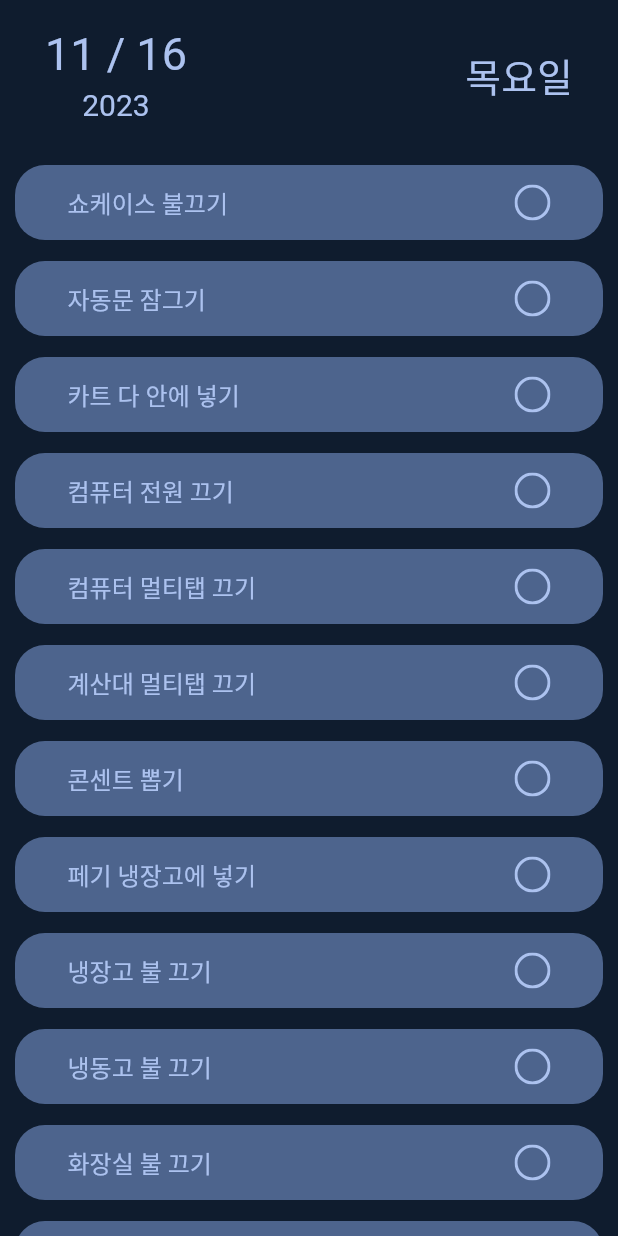
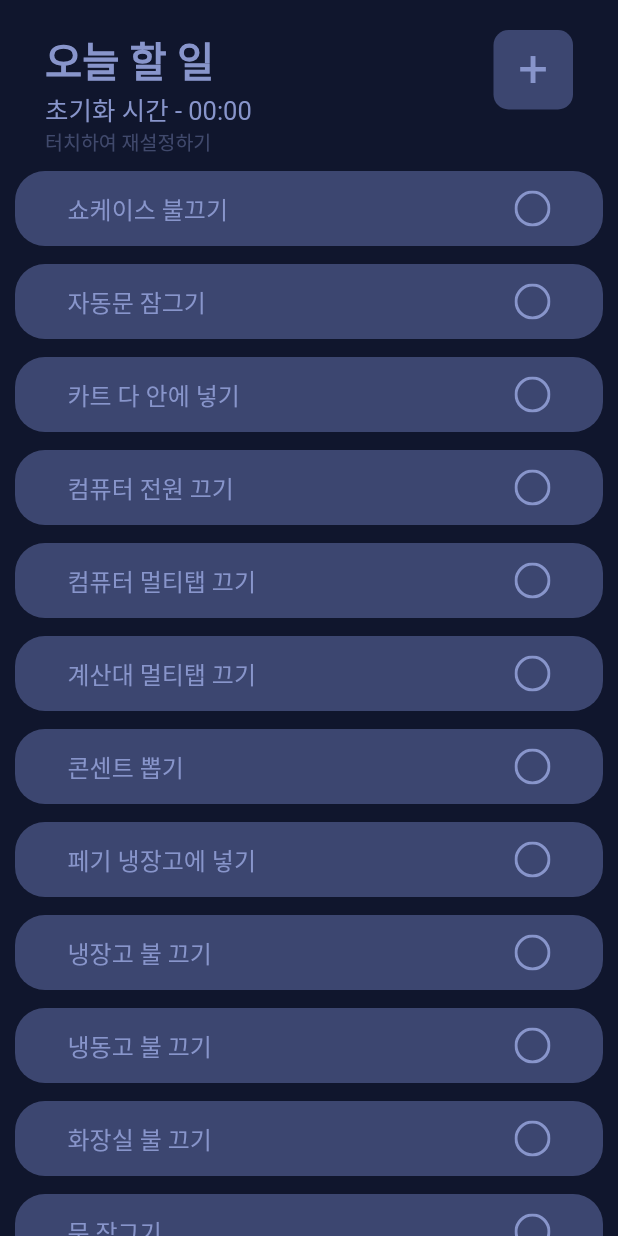
Before and after one commit to LJS0817/check, a Flutter app: the screen it shows after launch, on a phone screen of 412 x 824 dp. Run offline on Flutter 3.47's test engine with Material 2 defaults, Android fonts, the phone set to English and light mode, and no system bars; drawn by our look-alikes of flutter_animate; our stand-ins replace flutter_svg, shared_preferences.

Commit message:
first time

````diff
--- a/lib/check.dart
+++ b/lib/check.dart
@@ -1,101 +1,27 @@
+import 'package:checking/checkContainer.dart';
+import 'package:checking/dataProvider.dart';
+import 'package:checking/groupContainer.dart';
 import 'package:checking/main.dart';
 import 'package:flutter/material.dart';
 import 'package:flutter_animate/flutter_animate.dart';
 import 'package:flutter_svg/svg.dart';
+import 'package:provider/provider.dart';
 
-class CheckList extends StatefulWidget {
-  CheckList({super.key});
 
-  List<List<dynamic>> todo = [
-    [ "쇼케이스 불끄기", false ],
-
-    [ "자동문 잠그기", false ],
-    [ "카트 다 안에 넣기", false ],
-
-    [ "컴퓨터 전원 끄기", false ],
-    [ "컴퓨터 멀티탭 끄기", false ],
-    [ "계산대 멀티탭 끄기", false ],
-    [ "콘센트 뽑기", false ],
-
-    [ "페기 냉장고에 넣기", false ],
-    [ "냉장고 불 끄기 ", false ],
-    [ "냉동고 불 끄기", false ],
-    [ "화장실 불 끄기", false ],
-
-    [ "문 잠그기", false ],
-    [ "문 방범 확인하기", false ],
-    [ "위에 문 방범 확인하기", false ],
-  ];
-
-  @override
-  State<CheckList> createState() => _CheckListState();
-}
-
-class _CheckListState extends State<CheckList> {
+class CheckList extends StatelessWidget {
 
   @override
   Widget build(BuildContext context) {
+    DataProvider data = Provider.of<DataProvider>(context);
     return Expanded(
       child: ScrollConfiguration(
         behavior: const ScrollBehavior().copyWith(overscroll: false),
         child: ListView.builder(
           padding: const EdgeInsets.symmetric(horizontal: 10, vertical: 3),
           shrinkWrap: true,
-          itemCount: widget.todo.length,
+          itemCount: data.todo.length,
           itemBuilder: (context, index) {
-            return Container(
-              margin: const EdgeInsets.symmetric(vertical: 7),
-              decoration: BoxDecoration(
-                color: backgroundColor2,
-                borderRadius: BorderRadius.circular(20),
-              ),
-              child: Material(
-                color: Colors.transparent,
-                child: InkWell(
-                    borderRadius: BorderRadius.circular(20),
-                    highlightColor: themeColor.withOpacity(0.4),
-                    splashColor: themeColor.withOpacity(0.4),
-                    onTap: () {
-                      setState(() {
-                        widget.todo[index][1] = !widget.todo[index][1];
-                      });
-                    },
-                    child: Container(
-                        padding: const EdgeInsets.symmetric(horizontal: 35),
-                        height: 50,
-                        alignment: Alignment.centerLeft,
-                        child: Row(
-                          mainAxisAlignment: MainAxisAlignment.spaceBetween,
-                          children: [
-                            Text(
-                              widget.todo[index][0],
-                              style: const TextStyle(
-                                color: themeColor,
-                                fontSize: 16,
-                              ),
-                            ).animate(target: widget.todo[index][1] ? 1 : 0).fade(begin: 1, end: 0.3),
-                            Stack(
-                              children: [
-                                Positioned(
-                                  child: SvgPicture.asset(
-                                    'assets/icon/circle.svg',
-                                    color: themeColor,
-                                  ).animate(target: widget.todo[index][1] ? 0 : 1).fade(),
-                                ),
-                                Positioned(
-                                  child: SvgPicture.asset(
-                                    'assets/icon/check.svg',
-                                    color: themeColor,
-                                  ).animate(target: widget.todo[index][1] ? 1 : 0).fade(),
-                                )
-                              ],
-                            ),
-                          ],
-                        )
-                    )
-                ),
-              ),
-            );
+            return GroupContainer(data.todo.keys.elementAt(index), data.todo.values.elementAt(index));
           },
         ),
       ),
--- /dev/null
+++ b/lib/checkContainer.dart
@@ -0,0 +1,86 @@
+import 'package:checking/dataProvider.dart';
+import 'package:checking/main.dart';
+import 'package:flutter/material.dart';
+import 'package:flutter_animate/flutter_animate.dart';
+import 'package:flutter_svg/flutter_svg.dart';
+import 'package:provider/provider.dart';
+import 'package:shared_preferences/shared_preferences.dart';
+
+
+class CheckContainer extends StatelessWidget {
+  CheckContainer(String Key, String data, int idx, {super.key}) {
+    isChecked = data[0] == "0" ? false : true;
+    title = data.substring(1);
+    index = idx;
+    _key = Key;
+  }
+
+  bool isChecked = false;
+  String title = "";
+  int index = 0;
+  String _key = "";
+
+  String getData() {
+    return "${isChecked ? "1" : "0"}${title}";
+  }
+
+  bool isNotGroup() {
+    return _key == "";
+  }
+
+  @override
+  Widget build(BuildContext context) {
+    return Container(
+      margin: const EdgeInsets.symmetric(vertical: 6),
+      decoration: isNotGroup() ? BoxDecoration(
+        color: backgroundColor2,
+        borderRadius: BorderRadius.circular(20),
+      ) : null,
+      child: Material(
+        color: Colors.transparent,
+        child: InkWell(
+            borderRadius: BorderRadius.circular(20),
+            highlightColor: themeColor.withOpacity(0.4),
+            splashColor: themeColor.withOpacity(0.4),
+            onTap: () {
+              isChecked = !isChecked;
+              Provider.of<DataProvider>(context, listen: false).setDataWithString(_key, index, getData());
+            },
+            child: Container(
+                padding: isNotGroup() ? const EdgeInsets.symmetric(horizontal: 35) : const EdgeInsets.symmetric(horizontal: 22, vertical: 5),
+                height: isNotGroup() ? 50 : 30,
+                alignment: Alignment.centerLeft,
+                child: Row(
+                  mainAxisAlignment: MainAxisAlignment.spaceBetween,
+                  children: [
+                    Text(
+                      isNotGroup() ? title : "•  ${title}",
+                      style: const TextStyle(
+                        color: themeColor,
+                        fontSize: 16,
+                      ),
+                    ).animate(target: isChecked ? 1 : 0).fade(begin: 1, end: 0.3),
+                    Stack(
+                      children: [
+                        Positioned(
+                          child: SvgPicture.asset(
+                            'assets/icon/circle.svg',
+                            color: themeColor,
+                          ).animate(target: isChecked ? 0 : 1).fade(),
+                        ),
+                        Positioned(
+                          child: SvgPicture.asset(
+                            'assets/icon/check.svg',
+                            color: themeColor,
+                          ).animate(target: isChecked ? 1 : 0).fade(),
+                        )
+                      ],
+                    ),
+                  ],
+                )
+            )
+        ),
+      ),
+    );
+  }
+}
--- /dev/null
+++ b/lib/dataProvider.dart
@@ -0,0 +1,41 @@
+import 'dart:developer';
+
+import 'package:flutter/cupertino.dart';
+import 'package:flutter/material.dart';
+
+class DataProvider with ChangeNotifier {
+  ///```
+  ///key - Title
+  ///value - CheckList
+  ///value String first value
+  ///0 - false
+  ///1 - true
+  ///```
+  ///1 ~ length
+  ///String value
+  Map<String, List<String>> todo = {
+    "" : [ "0쇼케이스 불끄기", "0자동문 잠그기", "0카트 다 안에 넣기", "0컴퓨터 전원 끄기", "0컴퓨터 멀티탭 끄기", "0계산대 멀티탭 끄기", "0콘센트 뽑기", "0페기 냉장고에 넣기", "0냉장고 불 끄기 ", "0냉동고 불 끄기", "0화장실 불 끄기", "0문 잠그기", "0문 방범 확인하기", "0위에 문 방범 확인하기", ],
+    "te123 st 123" : [ "0askdasj", "0askdasj" ],
+  };
+
+  TimeOfDay resetTime = const TimeOfDay(hour: 0, minute: 0);
+
+  void setTime(TimeOfDay t) {
+    resetTime = t;
+    notifyListeners();
+  }
+
+  void setData(String key, List<String> value) {
+    todo[key] = value;
+    notifyListeners();
+  }
+
+  void setDataWithString(String key, int index, String value) {
+    if(index >= todo[key]!.length) {
+      todo[key]!.add(value);
+    } else {
+      todo[key]![index] = value;
+    }
+    notifyListeners();
+  }
+}
--- /dev/null
+++ b/lib/groupContainer.dart
@@ -0,0 +1,122 @@
+import 'dart:developer';
+
+import 'package:checking/check.dart';
+import 'package:checking/checkContainer.dart';
+import 'package:checking/dataProvider.dart';
+import 'package:checking/main.dart';
+import 'package:flutter/material.dart';
+import 'package:flutter_animate/flutter_animate.dart';
+import 'package:provider/provider.dart';
+
+const double TITLE_FONT_SIZE = 16;
+
+class GroupContainer extends StatelessWidget {
+  GroupContainer(String t, List<String> d, {super.key}) {
+    title = t;
+    data = d;
+    width = getTitleLengthToWidth();
+  }
+
+  double? getTitleLengthToWidth() {
+    double? result = double.maxFinite;
+
+    result = title.length * TITLE_FONT_SIZE;
+    result -= title.split(' ').length * 10;
+
+    return result;
+  }
+
+  List<String> data = [];
+  String title = "";
+  double? width = 0;
+
+  @override
+  Widget build(BuildContext context) {
+    if(title == "") {
+      return ScrollConfiguration(
+          behavior: const ScrollBehavior().copyWith(overscroll: false),
+          child: ListView.builder(
+              physics: const NeverScrollableScrollPhysics(),
+              shrinkWrap: true,
+              itemCount: data.length,
+              itemBuilder: (context, index) {
+                return CheckContainer(title, data[index], index);
+              }
+          )
+      );
+    } else {
+      return Column(
+        crossAxisAlignment: CrossAxisAlignment.start,
+        children: [
+          Transform.translate(
+            offset: const Offset(0, 3),
+            child: Container(
+              height: 40,
+              width: width,
+              alignment: Alignment.center,
+              decoration: BoxDecoration(
+                borderRadius: const BorderRadius.only(topLeft: Radius.circular(15), topRight: Radius.circular(15)),
+                border: Border.all(width: 3, color: backgroundColor2),
+              ),
+              child: Text(
+                title,
+                style: const TextStyle(
+                  color: themeColor,
+                  fontSize: TITLE_FONT_SIZE,
+                  fontWeight: FontWeight.bold
+                ),
+              ),
+            ),
+          ),
+          Container(
+            alignment: Alignment.center,
+            padding: const EdgeInsets.symmetric(horizontal: 10, vertical: 5),
+            decoration: BoxDecoration(
+              borderRadius: const BorderRadius.only(bottomLeft: Radius.circular(15), bottomRight: Radius.circular(15), topRight: Radius.circular(15)),
+              border: Border.all(width: 3, color: backgroundColor2),
+            ),
+            child: ScrollConfiguration(
+                behavior: const ScrollBehavior().copyWith(overscroll: false),
+                child: ListView.builder(
+                    physics: const NeverScrollableScrollPhysics(),
+                    shrinkWrap: true,
+                    itemCount: data.length + 1,
+                    itemBuilder: (context, index) {
+                      if(index < data.length) {
+                        return CheckContainer(title, data[index], index);
+                      } else {
+                        return Container(
+                          height: 40,
+                          margin: const EdgeInsets.symmetric(horizontal: 10, vertical: 10),
+                          child: Material(
+                            color: Colors.transparent,
+                            child: InkWell(
+                              splashColor: themeColor.withOpacity(0.4),
+                              highlightColor: themeColor.withOpacity(0.4),
+                              borderRadius: BorderRadius.circular(15),
+                              onTap: () {
+                                data.add("0");
+                                Provider.of<DataProvider>(context, listen: false).setData(title, data);
+                              },
+                              child: Text(
+                                "+",
+                                textAlign: TextAlign.center,
+                                style: TextStyle(
+                                  color: themeColor.withOpacity(0.5),
+                                  fontSize: 30,
+                                ),
+                              ),
+                            ),
+                          ),
+                        );
+                      }
+                    }
+                )
+            ),
+          )
+        ],
+      );
+    }
+
+  }
+}
--- a/lib/main.dart
+++ b/lib/main.dart
@@ -1,10 +1,12 @@
 import 'package:checking/check.dart';
-import 'package:checking/time.dart';
+import 'package:checking/dataProvider.dart';
+import 'package:checking/title.dart';
 import 'package:flutter/material.dart';
+import 'package:provider/provider.dart';
 
-const Color themeColor = Color(0xFFacc2ef);
-const Color backgroundColor = Color(0xff0f1c2e);
-const Color backgroundColor2 = Color(0xff4d648d);
+const Color themeColor = Color(0xff8895cb);
+const Color backgroundColor = Color(0xff10162d);
+const Color backgroundColor2 = Color(0xff3c4670);
 
 void main() {
   runApp(const MyApp());
@@ -17,7 +19,10 @@ class MyApp extends StatelessWidget {
   Widget build(BuildContext context) {
     return MaterialApp(
       title: 'Flutter Demo',
-      home: MyHomePage(),
+      home: ChangeNotifierProvider<DataProvider>(
+        create: (_) => DataProvider(),
+        child: MyHomePage(),
+      )
     );
   }
 }
@@ -34,7 +39,7 @@ class MyHomePage extends StatelessWidget {
               color: backgroundColor,
               child: Column(
                 children: [
-                  const TimeWidget(),
+                  TitleWidget(),
                   CheckList()
                 ],
               )
--- a/lib/time.dart
+++ /dev/null
@@ -1,62 +0,0 @@
-import 'package:checking/main.dart';
-import 'package:flutter/material.dart';
-
-class TimeWidget extends StatelessWidget {
-  const TimeWidget({super.key});
-
-//요일을 넘겨준다.
-  String getWeekday(int i) {
-    switch(i) {
-      case 1: return "월요일";
-      case 2: return "화요일";
-      case 3: return "수요일";
-      case 4: return "목요일";
-      case 5: return "금요일";
-      case 6: return "토요일";
-      case 7: return "일요일";
-      default: return "월요일";
-    }
-  }
-
-
-  @override
-  Widget build(BuildContext context) {
-    DateTime now = DateTime.now();
-    return Container(
-      padding: const EdgeInsets.symmetric(horizontal: 30, vertical: 10),
-      height: 100,
-      child: Row(
-        mainAxisAlignment: MainAxisAlignment.spaceBetween,
-        children: [
-          Column(
-            mainAxisAlignment: MainAxisAlignment.center,
-            children: [
-              Text(
-                "${now.month} / ${now.day}",
-                style: const TextStyle(
-                  color: themeColor,
-                  fontSize: 30,
-                ),
-              ),
-              const Padding(padding: EdgeInsets.only(top: 5)),
-              Text(
-                now.year.toString(),
-                style: const TextStyle(
-                  color: themeColor,
-                  fontSize: 20,
-                ),
-              ),
-            ],
-          ),
-          Text(
-            getWeekday(now.weekday),
-            style: const TextStyle(
-              color: themeColor,
-              fontSize: 26,
-            ),
-          ),
-        ],
-      ),
-    );
-  }
-}
--- /dev/null
+++ b/lib/title.dart
@@ -0,0 +1,148 @@
+import 'dart:developer';
+
+import 'package:checking/check.dart';
+import 'package:checking/dataProvider.dart';
+import 'package:checking/main.dart';
+import 'package:flutter/material.dart';
+import 'package:provider/provider.dart';
+
+
+class TitleWidget extends StatelessWidget {
+  const TitleWidget({super.key});
+
+  @override
+  Widget build(BuildContext context) {
+    DataProvider data = Provider.of<DataProvider>(context);
+    return Container(
+        padding: const EdgeInsets.only(right: 30, left: 20, top: 20, bottom: 5),
+        width: double.maxFinite,
+        height: 105,
+        child: Row(
+          mainAxisAlignment: MainAxisAlignment.spaceBetween,
+          crossAxisAlignment: CrossAxisAlignment.start,
+          children: [
+            Column(
+              crossAxisAlignment: CrossAxisAlignment.start,
+              children: [
+                const Padding(
+                  padding: EdgeInsets.only(left: 10),
+                  child: Text(
+                    "오늘 할 일",
+                    style: TextStyle(
+                      color: themeColor,
+                      fontSize: 27,
+                      fontWeight: FontWeight.bold,
+                    ),
+                  ),
+                ),
+                Material(
+                  color: Colors.transparent,
+                  child: InkWell(
+                      borderRadius: BorderRadius.circular(10),
+                      highlightColor: themeColor.withOpacity(0.3),
+                      splashColor: themeColor.withOpacity(0.3),
+                      onTap: () async {
+                        final TimeOfDay? timeOfDay = await showTimePicker(
+                          cancelText: "취소",
+                          confirmText: "확인",
+                          helpText: "시간 선택하기",
+                          context: context,
+                          initialTime: data.resetTime,
+                          builder: (context, child) {
+                            return Theme(
+                              data: Theme.of(context).copyWith(
+                                textButtonTheme: TextButtonThemeData(
+                                  style: ButtonStyle(
+                                    foregroundColor: MaterialStateColor.resolveWith((states) => themeColor),
+                                  )
+                                ),
+                                timePickerTheme: TimePickerThemeData(
+                                  shape: const RoundedRectangleBorder(
+                                    borderRadius: BorderRadius.all(Radius.circular(10)),
+                                    side: BorderSide(color: backgroundColor2, width: 3),
+                                  ),
+                                  inputDecorationTheme: const InputDecorationTheme(
+                                    border: InputBorder.none,
+                                    contentPadding: EdgeInsets.all(0),
+                                  ),
+                                  helpTextStyle: const TextStyle(
+                                    color: themeColor,
+                                    fontWeight: FontWeight.bold,
+                                    fontSize: 16,
+                                  ),
+                                  hourMinuteColor: MaterialStateColor.resolveWith((states) => states.contains(MaterialState.selected) ? themeColor : backgroundColor2),
+                                  hourMinuteTextColor: MaterialStateColor.resolveWith((states) => states.contains(MaterialState.selected) ? backgroundColor2 : themeColor),
+                                  entryModeIconColor: themeColor,
+                                  backgroundColor: backgroundColor,
+                                  dialBackgroundColor: backgroundColor2,
+                                  dialHandColor: themeColor,
+                                  dialTextColor: MaterialStateColor.resolveWith((states) => states.contains(MaterialState.selected) ? backgroundColor2 : themeColor),
+                                )
+                              ),
+                              child: child!,
+                            );
+                          }
+                        );
+                        if (timeOfDay != null) {
+                          data.setTime(timeOfDay);
+                        }
+                      },
+                      child: Container(
+                        width: 155,
+                        height: 44,
+                        padding: const EdgeInsets.only(left: 10),
+                        child: Column(
+                          crossAxisAlignment: CrossAxisAlignment.start,
+                          mainAxisAlignment: MainAxisAlignment.center,
+                          children: [
+                            Text(
+                              "초기화 시간 - ${data.resetTime.hour < 10 ? "0${data.resetTime.hour}" : data.resetTime.hour}:${data.resetTime.minute < 10 ? "0${data.resetTime.minute}" : data.resetTime.minute}",
+                              style: const TextStyle(
+                                color: themeColor,
+                                fontSize: 17,
+                              ),
+                            ),
+                            Text(
+                              "터치하여 재설정하기",
+                              style: TextStyle(
+                                color: themeColor.withOpacity(0.4),
+                                fontSize: 13,
+                              ),
+                            ),
+                          ],
+                        ),
+                      )
+                  ),
+                )
+              ],
+            ),
+            Material(
+              color: backgroundColor2,
+              borderRadius: BorderRadius.circular(10),
+              child: InkWell(
+                borderRadius: BorderRadius.circular(10),
+                splashColor: themeColor.withOpacity(0.3),
+                highlightColor: themeColor.withOpacity(0.3),
+                onTap: () {
+                  data.setDataWithString("", data.todo[""]!.length, "0");
+                },
+                child: const SizedBox(
+                  width: 53,
+                  height: 53,
+                  child: Text(
+                    "+",
+                    textAlign: TextAlign.center,
+                    style: TextStyle(
+                      height: 1.37,
+                      color: themeColor,
+                      fontSize: 35,
+                    ),
+                  ),
+                ),
+              ),
+            )
+          ],
+        )
+    );
+  }
+}
--- a/pubspec.yaml
+++ b/pubspec.yaml
@@ -13,6 +13,7 @@ dependencies:
   flutter_svg:
   flutter_animate:
   shared_preferences:
+  provider:
 
   cupertino_icons: ^1.0.2
 
````
Also changed, not shown: pubspec.lock.
